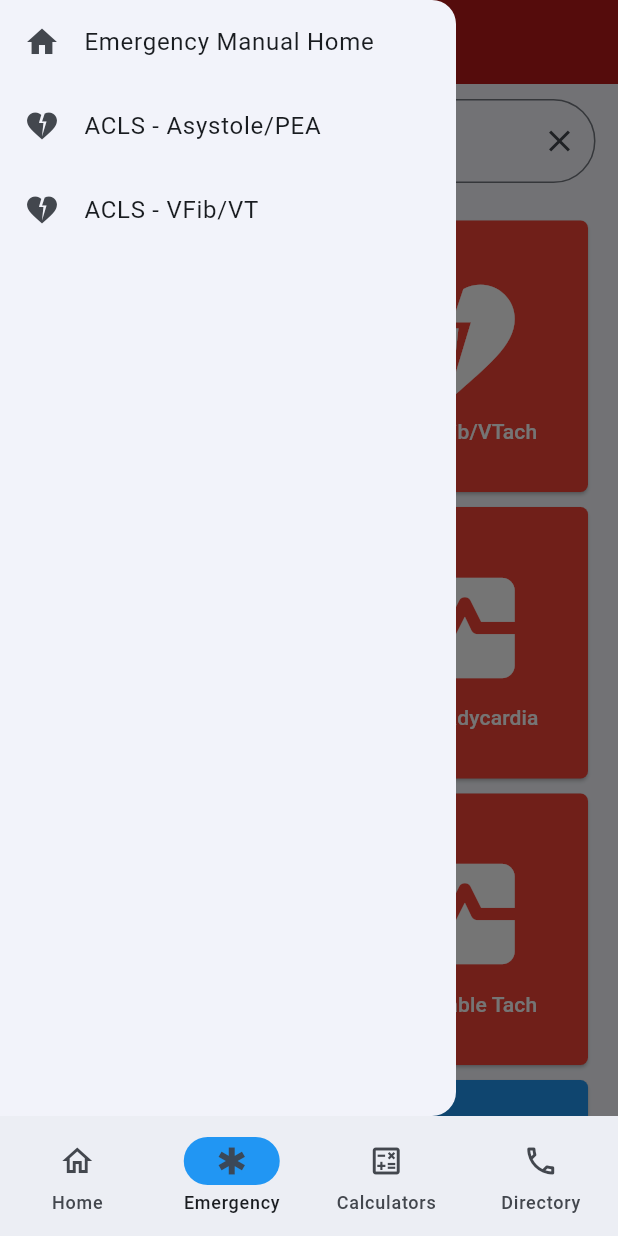
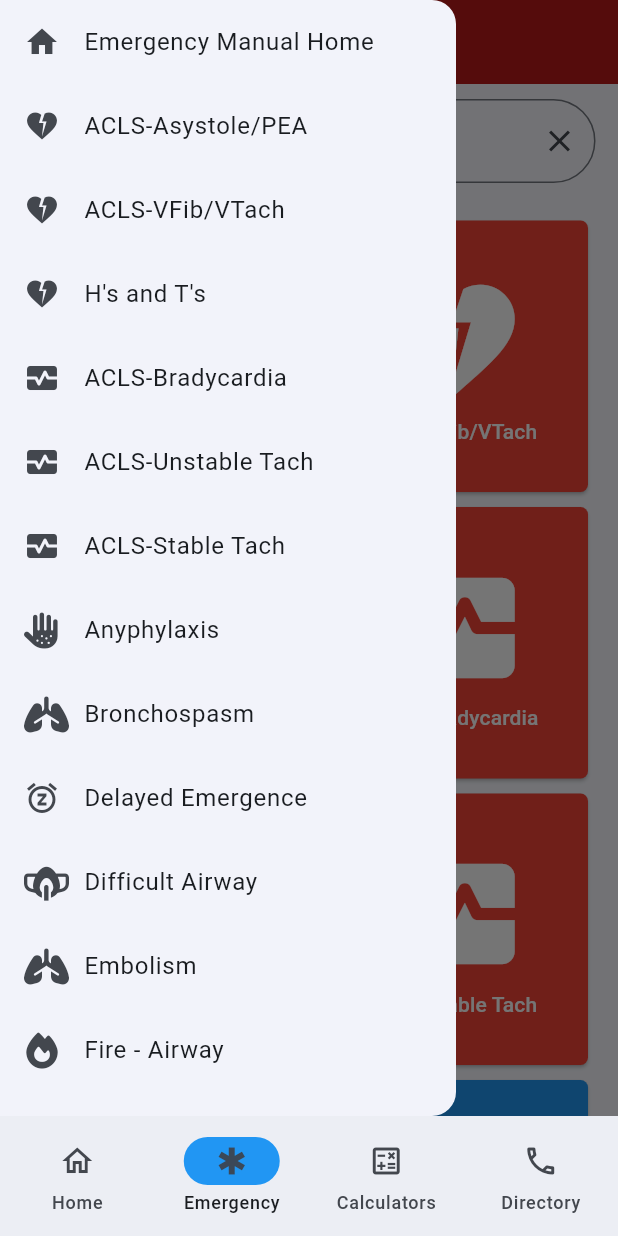
Before and after one commit to dancingdarwin/anesthesia_handbook, a Flutter app: the EmergencyHome screen opened by its route, with the side drawer open, on a phone screen of 412 x 824 dp. Run offline on Flutter 3.47's test engine with Material 3 defaults, Android fonts, the phone set to English and light mode, and no system bars; our stand-ins replace flutter_markdown, flutter_riverpod, flutter_staggered_animations, font_awesome_flutter, go_router, riverpod_annotation; missing offline and left inert: sherlock; generated files the repository leaves out were written again.

Commit message:
Search working now in release mode; emergency side drawer now lists all scenarios

```diff
--- a/lib/EmergencyManual/emergency_drawer.dart
+++ b/lib/EmergencyManual/emergency_drawer.dart
@@ -1,3 +1,5 @@
+import 'package:anesthesia_handbook/EmergencyManual/emergency_topics.dart';
+import 'package:anesthesia_handbook/util.dart';
 import 'package:flutter/material.dart';
 import 'package:go_router/go_router.dart';
 
@@ -7,26 +9,28 @@ class EmergencyDrawer extends StatelessWidget {
 
   @override
   Widget build(BuildContext context) {
-    return Drawer(
-      child: ListView(
-      padding: EdgeInsets.zero,
-      children: [
-        ListTile(
+    List<Widget> listButtons = [
+      ListTile(
           leading: const Icon(Icons.home),
           title: const Text('Emergency Manual Home'),
           onTap: () {context.push('/emergency');},
         ),
-        ListTile(
-          leading: const Icon(Icons.heart_broken),
-          title: const Text('ACLS - Asystole/PEA'),
-          onTap: () {context.pushNamed('emergencypage',pathParameters: {'pageTitle': 'ACLS-AsystolePEA'});},
-        ),
-        ListTile(
-          leading: const Icon(Icons.heart_broken),
-          title: const Text('ACLS - VFib/VT'),
-          onTap: () {context.pushNamed('emergencypage',pathParameters: {'pageTitle': 'ACLS-VFVT'});},
-        ),
-      ],),
+    ];
+
+    List<Widget> allTopics = emergencyTopics.map(
+      (topic) => ListTile(
+        onTap: () {goEmergencyPage(context, topic['pageTitle']);},
+        leading: Icon(topic['icon']),
+        title: Text(topic['name']),
+      ),
+    ).toList();
+
+    listButtons.addAll(allTopics);
+
+    return Drawer(
+      child: ListView(
+      padding: EdgeInsets.zero,
+      children: listButtons,),
     );
   }
 
--- a/lib/EmergencyManual/emergency_home.dart
+++ b/lib/EmergencyManual/emergency_home.dart
@@ -29,7 +29,14 @@ class _EmergencyHomeState extends State<EmergencyHome> {
   final _controller = TextEditingController();
 
   /// Sherlock Instance for searching
-  final Sherlock _sherlock = Sherlock(elements: emergencyTopics);
+  final Sherlock _sherlock = Sherlock(
+    elements: emergencyTopics,
+    priorities: {
+      'name': 3,
+      'tags': 2,
+      'pageTitle': 2,
+    }
+  );
 
   /// GridView of TileButtons
   Widget _buttonGrid = GridView.extent(
@@ -84,8 +91,9 @@ class _EmergencyHomeState extends State<EmergencyHome> {
   }
 
   void generateTileButtons() {
+    List<Widget> allButtons = [];
     /// Generates a GridView of TileButtons based on list of scenarios to display
-    List<Widget> allButtons = _toBeListed.map(
+    allButtons = _toBeListed.map(
       (topic) => TileButton(
         onPressed: () {goEmergencyPage(context, topic['pageTitle']);},
         icon: topic['icon'],
@@ -95,6 +103,7 @@ class _EmergencyHomeState extends State<EmergencyHome> {
         labelColor: topic['iconColor'],
       ),
     ).toList();
+
 
     _buttonGrid = GridView.extent(
       primary: false,
@@ -115,11 +124,19 @@ class _EmergencyHomeState extends State<EmergencyHome> {
     } else {
       /// Searches for the emergency topics using Sherlock
       List<Result> searchResults = await _sherlock.search(input: input);
-
-      setState(() {
-        _toBeListed = searchResults.sorted().unwrap();
-        generateTileButtons();
-      });
+      if (searchResults.isNotEmpty) {
+        /// If search results are not empty, set the list to the search results
+        setState(() {
+          _toBeListed = searchResults.sorted().unwrap();
+          generateTileButtons();
+        });
+      } else {
+        /// If no search results, set the list to an empty list
+        setState(() {
+          _toBeListed = [];
+          generateTileButtons();
+        });
+      }
     }
 
   }
--- a/lib/EmergencyManual/emergency_topics.dart
+++ b/lib/EmergencyManual/emergency_topics.dart
@@ -12,7 +12,7 @@ const List<Map<String,dynamic>> emergencyTopics = [
   {
     'name': 'ACLS-Asystole/PEA',
     'pageTitle': 'ACLS-AsystolePEA',
-    'tags': ['ACLS','Cardiac Arrest','Code Blue'],
+    'tags': 'ACLS,Cardiac Arrest,Code Blue',
     'icon': Icons.heart_broken,
     'backgroundColor': Colors.red,
     'iconColor': Colors.white
@@ -20,7 +20,7 @@ const List<Map<String,dynamic>> emergencyTopics = [
   {
     'name': 'ACLS-VFib/VTach',
     'pageTitle': 'ACLS-VFVT',
-    'tags': ['ACLS','Cardiac Arrest','Code Blue','VT','VF'],
+    'tags': 'ACLS Cardiac Arrest Code Blue VT VF',
     'icon': Icons.heart_broken,
     'backgroundColor': Colors.red,
     'iconColor': Colors.white
@@ -28,7 +28,7 @@ const List<Map<String,dynamic>> emergencyTopics = [
   {
     'name': 'H\'s and T\'s',
     'pageTitle': 'HandTs',
-    'tags': ['ACLS','Cardiac Arrest','Code Blue'],
+    'tags': 'ACLS Cardiac Arrest Code Blue',
     'icon': Icons.heart_broken,
     'backgroundColor': Colors.red,
     'iconColor': Colors.white
@@ -36,7 +36,7 @@ const List<Map<String,dynamic>> emergencyTopics = [
   {
     'name': 'ACLS-Bradycardia',
     'pageTitle': 'Brady',
-    'tags': ['ACLS','Arrythmia','Slow','heart rate'],
+    'tags': 'ACLS Arrythmia Slow heart rate',
     'icon': Icons.monitor_heart,
     'backgroundColor': Colors.red,
     'iconColor': Colors.white
@@ -44,7 +44,7 @@ const List<Map<String,dynamic>> emergencyTopics = [
   {
     'name': 'ACLS-Unstable Tach',
     'pageTitle': 'UnstableTach',
-    'tags': ['ACLS','Arrythmia','Fast','heart rate','hypotension','low blood pressure','bp','tachycardia','VT','SVT','RVR','AFib'],
+    'tags': 'ACLS Arrythmia Fast heart rate hypotension low blood pressure bp tachycardia VT SVT RVR AFib',
     'icon': Icons.monitor_heart,
     'backgroundColor': Colors.red,
     'iconColor': Colors.white
@@ -52,7 +52,7 @@ const List<Map<String,dynamic>> emergencyTopics = [
   {
     'name': 'ACLS-Stable Tach',
     'pageTitle': 'StableTach',
-    'tags': ['ACLS','Arrythmia','Fast','heart rate','Tachycardia','SVT','VT','AFib','RVR'],
+    'tags': 'ACLS Arrythmia Fast heart rate Tachycardia SVT VT AFib RVR',
     'icon': Icons.monitor_heart,
     'backgroundColor': Colors.red,
     'iconColor': Colors.white
@@ -60,7 +60,7 @@ const List<Map<String,dynamic>> emergencyTopics = [
   {
     'name': 'Anyphylaxis',
     'pageTitle': 'Anaphylaxis',
-    'tags': ['Allergy','Allergic','hypotension','bronchospasm','rash','epi','epipen'],
+    'tags': 'Allergy Allergic hypotension bronchospasm rash epi epipen',
     'icon': FontAwesomeIcons.handDots,
     'backgroundColor': Colors.grey,
     'iconColor': Colors.white
@@ -68,7 +68,7 @@ const List<Map<String,dynamic>> emergencyTopics = [
   {
     'name': 'Bronchospasm',
     'pageTitle': 'Bronchospasm',
-    'tags': ['Allergy','Allergic','Anaphylaxis','epi','epipen','COPD','Asthma'],
+    'tags': 'Allergy Allergic Anaphylaxis epi epipen COPD Asthma',
     'icon': FontAwesomeIcons.lungs,
     'backgroundColor': Colors.blue,
     'iconColor': Colors.white
@@ -76,7 +76,7 @@ const List<Map<String,dynamic>> emergencyTopics = [
   {
     'name': 'Delayed Emergence',
     'pageTitle': 'Delayed',
-    'tags': ['Slow','Wakeup','Opioid','OD','narcan','Naloxone','flumazenil','benzo'],
+    'tags': 'Slow Wakeup Opioid OD narcan Naloxone flumazenil benzo',
     'icon': Icons.snooze,
     'backgroundColor': Colors.grey,
     'iconColor': Colors.white
@@ -84,7 +84,7 @@ const List<Map<String,dynamic>> emergencyTopics = [
   {
     'name': 'Difficult Airway',
     'pageTitle': 'Airway',
-    'tags': ['Glidescope','Fiberoptic','Ventilate','Bag','Cric'],
+    'tags': 'Glidescope Fiberoptic Ventilate Bag Cric',
     'icon': FontAwesomeIcons.maskVentilator,
     'backgroundColor': Colors.blue,
     'iconColor': Colors.white
@@ -92,7 +92,7 @@ const List<Map<String,dynamic>> emergencyTopics = [
   {
     'name': 'Embolism',
     'pageTitle': 'PE',
-    'tags': ['Pulmonary Embolism','PE','VAE','venous air embolism','cement','hypoxia','hypoxemia'],
+    'tags': 'Pulmonary Embolism PE VAE venous air embolism cement hypoxia hypoxemia',
     'icon': FontAwesomeIcons.lungs,
     'backgroundColor': Colors.blue,
     'iconColor': Colors.white
@@ -100,7 +100,7 @@ const List<Map<String,dynamic>> emergencyTopics = [
   {
     'name': 'Fire - Airway',
     'pageTitle': 'AirwayFire',
-    'tags': ['red'],
+    'tags': 'red',
     'icon': FontAwesomeIcons.fire,
     'backgroundColor': Colors.grey,
     'iconColor': Colors.white
@@ -108,7 +108,7 @@ const List<Map<String,dynamic>> emergencyTopics = [
   {
     'name': 'Fire - Nonairway',
     'pageTitle': 'Fire',
-    'tags': ['red'],
+    'tags': 'red',
     'icon': Icons.fire_extinguisher,
     'backgroundColor': Colors.grey,
     'iconColor': Colors.white
@@ -116,7 +116,7 @@ const List<Map<String,dynamic>> emergencyTopics = [
   {
     'name': 'Hemorrhage',
     'pageTitle': 'Hemorrhage',
-    'tags': ['MTP','red','transfusion','massive','blood','bleed','bleeding','Steve Frank'],
+    'tags': 'MTP red transfusion massive blood bleed bleeding Steve Frank',
     'icon': FontAwesomeIcons.droplet,
     'backgroundColor': Colors.red,
     'iconColor': Colors.white
@@ -124,7 +124,7 @@ const List<Map<String,dynamic>> emergencyTopics = [
   {
     'name': 'High Airway Pressure',
     'pageTitle': 'AirwayPressure',
-    'tags': ['PIP','Peak Airway','bronchospasm','anaphylaxis','hypoxia','hypoxemia','PAP'],
+    'tags': 'PIP Peak Airway bronchospasm anaphylaxis hypoxia hypoxemia PAP',
     'icon': FontAwesomeIcons.lungs,
     'backgroundColor': Colors.blue,
     'iconColor': Colors.white
@@ -132,7 +132,7 @@ const List<Map<String,dynamic>> emergencyTopics = [
   {
     'name': 'High Spinal',
     'pageTitle': 'HighSpinal',
-    'tags': ['Lidocaine','local anesthetic','epidural','neuraxial'],
+    'tags': 'Lidocaine local anesthetic epidural neuraxial',
     'icon': FontAwesomeIcons.syringe,
     'backgroundColor': Colors.grey,
     'iconColor': Colors.white
@@ -140,7 +140,7 @@ const List<Map<String,dynamic>> emergencyTopics = [
   {
     'name': 'Hypertension',
     'pageTitle': 'HTN',
-    'tags': ['malignant','high blood pressure'],
+    'tags': 'malignant high blood pressure',
     'icon': FontAwesomeIcons.weightScale,
     'backgroundColor': Colors.red,
     'iconColor': Colors.white
@@ -148,7 +148,7 @@ const List<Map<String,dynamic>> emergencyTopics = [
   {
     'name': 'Hypotension',
     'pageTitle': 'HOTN',
-    'tags': ['pressor','low blood pressure','neo phenylephrine','levophed norepinephrine','anaphylaxis'],
+    'tags': 'pressor low blood pressure neo phenylephrine levophed norepinephrine anaphylaxis',
     'icon': FontAwesomeIcons.weightScale,
     'backgroundColor': Colors.red,
     'iconColor': Colors.white
@@ -156,7 +156,7 @@ const List<Map<String,dynamic>> emergencyTopics = [
   {
     'name': 'Hypoxemia (Start here)',
     'pageTitle': 'Hypoxemia',
-    'tags': ['Hypoxia','low oxygen','o2 sat','spo2'],
+    'tags': 'Hypoxia low oxygen o2 sat spo2',
     'icon': FontAwesomeIcons.maskVentilator,
     'backgroundColor': Colors.blue,
     'iconColor': Colors.white
@@ -164,7 +164,7 @@ const List<Map<String,dynamic>> emergencyTopics = [
   {
     'name': 'Hypoxemia DDx',
     'pageTitle': 'HypoxiaDDx',
-    'tags': ['Hypoxia','low oxygen','o2 sat','spo2'],
+    'tags': 'Hypoxia low oxygen o2 sat spo2',
     'icon': FontAwesomeIcons.maskVentilator,
     'backgroundColor': Colors.blue,
     'iconColor': Colors.white
@@ -172,7 +172,7 @@ const List<Map<String,dynamic>> emergencyTopics = [
   {
     'name': 'LAST',
     'pageTitle': 'LAST',
-    'tags': ['Lidocaine','Local anesthetic systemic toxicity','anaesthetic','Marcaine','Xylocaine'],
+    'tags': 'Lidocaine Local anesthetic systemic toxicity anaesthetic Marcaine Xylocaine',
     'icon': FontAwesomeIcons.syringe,
     'backgroundColor': Colors.grey,
     'iconColor': Colors.white
@@ -180,7 +180,7 @@ const List<Map<String,dynamic>> emergencyTopics = [
   {
     'name': 'Malignant Hyperthermia',
     'pageTitle': 'MH',
-    'tags': ['High Temperature','Dantrolene','David Dave Berman','fever','nms','seratonin syndrome'],
+    'tags': 'High Temperature Dantrolene David Dave Berman fever nms seratonin syndrome',
     'icon': FontAwesomeIcons.temperatureHigh,
     'backgroundColor': Colors.grey,
     'iconColor': Colors.white
@@ -188,7 +188,7 @@ const List<Map<String,dynamic>> emergencyTopics = [
   {
     'name': 'Myocardial Ischemia',
     'pageTitle': 'MI',
-    'tags': ['heart attack','NSTEMI','STEMI','MI','ST segment','infarction'],
+    'tags': 'heart attack NSTEMI STEMI MI ST segment infarction',
     'icon': FontAwesomeIcons.heartCircleExclamation,
     'backgroundColor': Colors.red,
     'iconColor': Colors.white
@@ -196,7 +196,7 @@ const List<Map<String,dynamic>> emergencyTopics = [
   {
     'name': 'Oxygen Failure',
     'pageTitle': 'O2Failure',
-    'tags': ['Hypoxemia','Ventilator Machine','No Gas','Wall Failure','Hypoxia','o2'],
+    'tags': 'Hypoxemia Ventilator Machine No Gas Wall Failure Hypoxia o2',
     'icon': FontAwesomeIcons.maskVentilator,
     'backgroundColor': Colors.blue,
     'iconColor': Colors.white
@@ -204,7 +204,7 @@ const List<Map<String,dynamic>> emergencyTopics = [
   {
     'name': 'Pneumothorax',
     'pageTitle': 'PTX',
-    'tags': ['Tension','Needle Thoracotomy Thoracostomy','Chest tube','pig tail'],
+    'tags': 'Tension Needle Thoracotomy Thoracostomy Chest tube pig tail',
     'icon': FontAwesomeIcons.lungs,
     'backgroundColor': Colors.blue,
     'iconColor': Colors.white
@@ -212,7 +212,7 @@ const List<Map<String,dynamic>> emergencyTopics = [
   {
     'name': 'Power Failure',
     'pageTitle': 'PowerFailure',
-    'tags': ['Outage','Electricity','Electric','Light'],
+    'tags': 'Outage Electricity Electric Light',
     'icon': Icons.electric_bolt,
     'backgroundColor': Colors.yellow,
     'iconColor': Colors.black
@@ -220,7 +220,7 @@ const List<Map<String,dynamic>> emergencyTopics = [
   {
     'name': 'Right Heart Failure',
     'pageTitle': 'RightHeartFailure',
-    'tags': ['CHF','hfref','hypotension','edema','pulmonary hypertension','phtn'],
+    'tags': 'CHF hfref hypotension edema pulmonary hypertension phtn',
     'icon': FontAwesomeIcons.heartCircleXmark,
     'backgroundColor': Colors.red,
     'iconColor': Colors.white
@@ -228,7 +228,7 @@ const List<Map<String,dynamic>> emergencyTopics = [
   {
     'name': 'Transfusion Reaction',
     'pageTitle': 'TransfusionRxn',
-    'tags': ['Blood','bleed','prbc', 'ffp', 'platelet','allergy','allergic','anaphylaxis','fever','Steve Frank'],
+    'tags': 'Blood bleed prbc ffp platelet allergy allergic anaphylaxis fever Steve Frank',
     'icon': Icons.bloodtype,
     'backgroundColor': Colors.red,
     'iconColor': Colors.white
@@ -236,9 +236,9 @@ const List<Map<String,dynamic>> emergencyTopics = [
   {
     'name': 'Trauma',
     'pageTitle': 'Trauma',
-    'tags': ['gunshot','penetrating','blunt','shot','high energy','Rob Sikorski','Peter Lax'],
+    'tags': 'gunshot penetrating blunt shot high energy Rob Sikorski Peter Lax',
     'icon': FontAwesomeIcons.bone,
     'backgroundColor': Colors.grey,
     'iconColor': Colors.white
-  },
-];
+  },]
+;
--- a/pubspec.yaml
+++ b/pubspec.yaml
@@ -16,7 +16,7 @@ publish_to: 'none' # Remove this line if you wish to publish to pub.dev
 # https://developer.apple.com/library/archive/documentation/General/Reference/InfoPlistKeyReference/Articles/CoreFoundationKeys.html
 # In Windows, build-name is used as the major, minor, and patch parts
 # of the product and file versions while build-number is used as the build suffix.
-version: 0.0.0+1
+version: 0.2.0
 
 environment:
   sdk: '>=3.4.4 <4.0.0'
```
Also changed, not shown: pubspec.lock, 8 other files.
